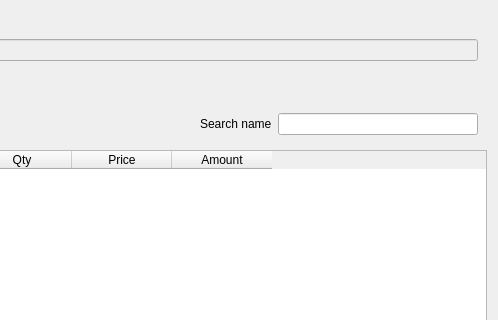
Before: the Qt Designer form Widgets/wstoreentry.ui in End1-1/Resort-2, drawn with Qt 5; both pictures show x 340 to 838 and y 101 to 421 of the 838 by 783 pixel window.
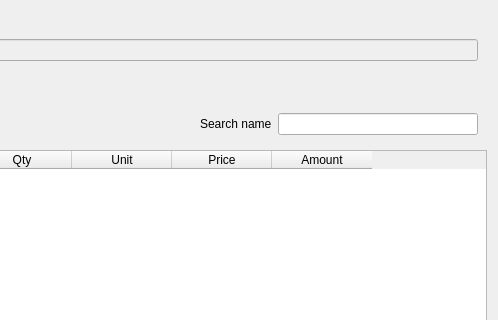
After: the same form once the commit is applied. Icons and pictures are not drawn. Custom widgets are drawn as their Qt base class.

What changed in the file:
```diff
--- a/Widgets/wstoreentry.ui
+++ b/Widgets/wstoreentry.ui
@@ -334,6 +334,11 @@
        <string>Qty</string>
       </property>
      </column>
+     <column>
+      <property name="text">
+       <string>Unit</string>
+      </property>
+     </column>
      <column>
       <property name="text">
        <string>Price</string>
```
